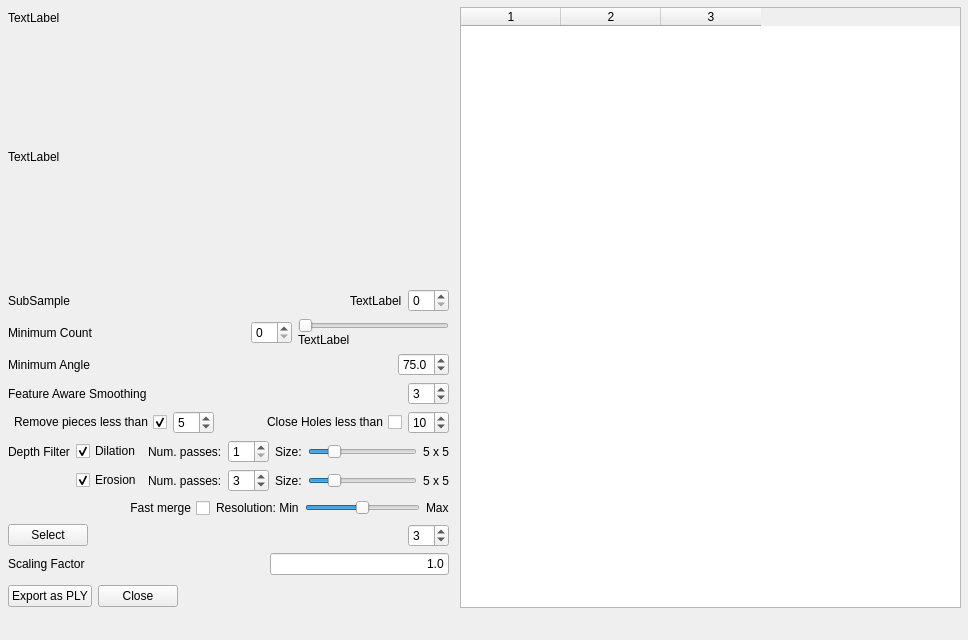
Old version of the form src/plugins_experimental/edit_epoch/ui/v3dImportDialog.ui in the repository cnr-isti-vclab/meshlab.
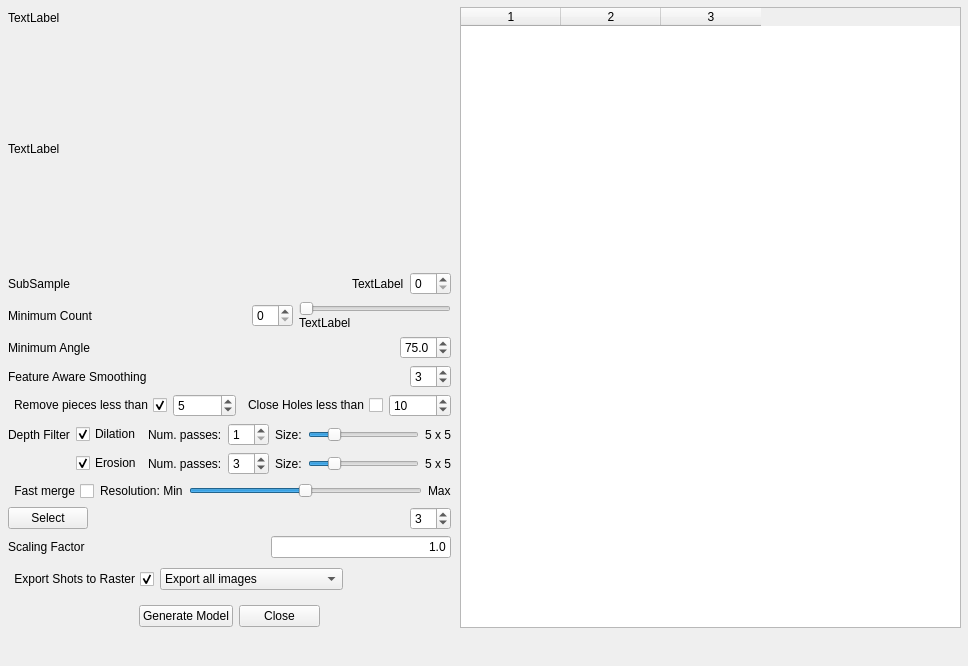
New version of the form.

Commit message: dellepiane: bug fixing, code re-factoring

```diff
--- a/src/plugins_experimental/edit_epoch/ui/v3dImportDialog.ui
+++ b/src/plugins_experimental/edit_epoch/ui/v3dImportDialog.ui
@@ -7,7 +7,7 @@
     <x>0</x>
     <y>0</y>
     <width>968</width>
-    <height>640</height>
+    <height>666</height>
    </rect>
   </property>
   <property name="windowTitle">
@@ -19,8 +19,8 @@
      <rect>
       <x>8</x>
       <y>11</y>
-      <width>441</width>
-      <height>601</height>
+      <width>443</width>
+      <height>621</height>
      </rect>
     </property>
     <layout class="QVBoxLayout">
@@ -260,19 +260,6 @@
          </property>
         </widget>
        </item>
-       <item>
-        <spacer>
-         <property name="orientation">
-          <enum>Qt::Horizontal</enum>
-         </property>
-         <property name="sizeHint" stdset="0">
-          <size>
-           <width>40</width>
-           <height>20</height>
-          </size>
-         </property>
-        </spacer>
-       </item>
        <item>
         <widget class="QCheckBox" name="holeCheckBox">
          <property name="enabled">
@@ -440,19 +427,6 @@
      </item>
      <item>
       <layout class="QHBoxLayout" name="_9">
-       <item>
-        <spacer>
-         <property name="orientation">
-          <enum>Qt::Horizontal</enum>
-         </property>
-         <property name="sizeHint" stdset="0">
-          <size>
-           <width>40</width>
-           <height>20</height>
-          </size>
-         </property>
-        </spacer>
-       </item>
        <item>
         <widget class="QCheckBox" name="fastMergeCheckBox">
          <property name="toolTip">
@@ -567,14 +541,113 @@
       </layout>
      </item>
      <item>
-      <layout class="QHBoxLayout" name="_12">
+      <layout class="QHBoxLayout" name="_13">
+       <item>
+        <widget class="QCheckBox" name="shotExport">
+         <property name="toolTip">
+          <string>&lt;html&gt;&lt;head&gt;&lt;meta name=&quot;qrichtext&quot; content=&quot;1&quot; /&gt;&lt;/head&gt;&lt;body style=&quot; white-space: pre-wrap; font-style:normal; text-decoration:none;&quot;&gt;&lt;p style=&quot; margin-top:0px; margin-bottom:0px; margin-left:0px; margin-right:0px; -qt-block-indent:0; text-indent:0px;&quot;&gt;Perform a fast, fixed resolution merging of all the range maps. If unchecked all the rangemaps are simply put in the same space without merging them.&lt;/p&gt;&lt;/body&gt;&lt;/html&gt;</string>
+         </property>
+         <property name="layoutDirection">
+          <enum>Qt::RightToLeft</enum>
+         </property>
+         <property name="text">
+          <string>Export Shots to Raster</string>
+         </property>
+         <property name="checked">
+          <bool>true</bool>
+         </property>
+         <property name="tristate">
+          <bool>false</bool>
+         </property>
+        </widget>
+       </item>
+       <item>
+        <widget class="QComboBox" name="saveShotCombo">
+         <property name="enabled">
+          <bool>true</bool>
+         </property>
+         <property name="sizePolicy">
+          <sizepolicy hsizetype="Expanding" vsizetype="Fixed">
+           <horstretch>4</horstretch>
+           <verstretch>0</verstretch>
+          </sizepolicy>
+         </property>
+         <property name="currentIndex">
+          <number>0</number>
+         </property>
+         <property name="maxVisibleItems">
+          <number>11</number>
+         </property>
+         <property name="modelColumn">
+          <number>0</number>
+         </property>
+         <item>
+          <property name="text">
+           <string>Export all images</string>
+          </property>
+         </item>
+         <item>
+          <property name="text">
+           <string>Export only selected images</string>
+          </property>
+         </item>
+        </widget>
+       </item>
+       <item>
+        <spacer name="spacer">
+         <property name="orientation">
+          <enum>Qt::Horizontal</enum>
+         </property>
+         <property name="sizeHint" stdset="0">
+          <size>
+           <width>131</width>
+           <height>31</height>
+          </size>
+         </property>
+        </spacer>
+       </item>
+      </layout>
+     </item>
+     <item>
+      <layout class="QHBoxLayout" name="_12" stretch="0,50,0,0">
+       <item>
+        <spacer name="spacer_2">
+         <property name="orientation">
+          <enum>Qt::Horizontal</enum>
+         </property>
+         <property name="sizeType">
+          <enum>QSizePolicy::Minimum</enum>
+         </property>
+         <property name="sizeHint" stdset="0">
+          <size>
+           <width>131</width>
+           <height>31</height>
+          </size>
+         </property>
+        </spacer>
+       </item>
        <item>
         <widget class="QPushButton" name="plyButton">
+         <property name="sizePolicy">
+          <sizepolicy hsizetype="Maximum" vsizetype="Fixed">
+           <horstretch>0</horstretch>
+           <verstretch>0</verstretch>
+          </sizepolicy>
+         </property>
          <property name="toolTip">
           <string>Process all selected range maps and save them as separated ply</string>
          </property>
+         <property name="autoFillBackground">
+          <bool>false</bool>
+         </property>
          <property name="text">
-          <string>Export as PLY</string>
+          <string>Generate Model</string>
+         </property>
+         <property name="iconSize">
+          <size>
+           <width>18</width>
+           <height>18</height>
+          </size>
          </property>
         </widget>
        </item>
@@ -590,6 +663,9 @@
          <property name="orientation">
           <enum>Qt::Horizontal</enum>
          </property>
+         <property name="sizeType">
+          <enum>QSizePolicy::Minimum</enum>
+         </property>
          <property name="sizeHint" stdset="0">
           <size>
            <width>131</width>
@@ -608,7 +684,7 @@
       <x>460</x>
       <y>7</y>
       <width>501</width>
-      <height>601</height>
+      <height>621</height>
      </rect>
     </property>
     <property name="sizePolicy">
```
The commit also changes 2 other files.
